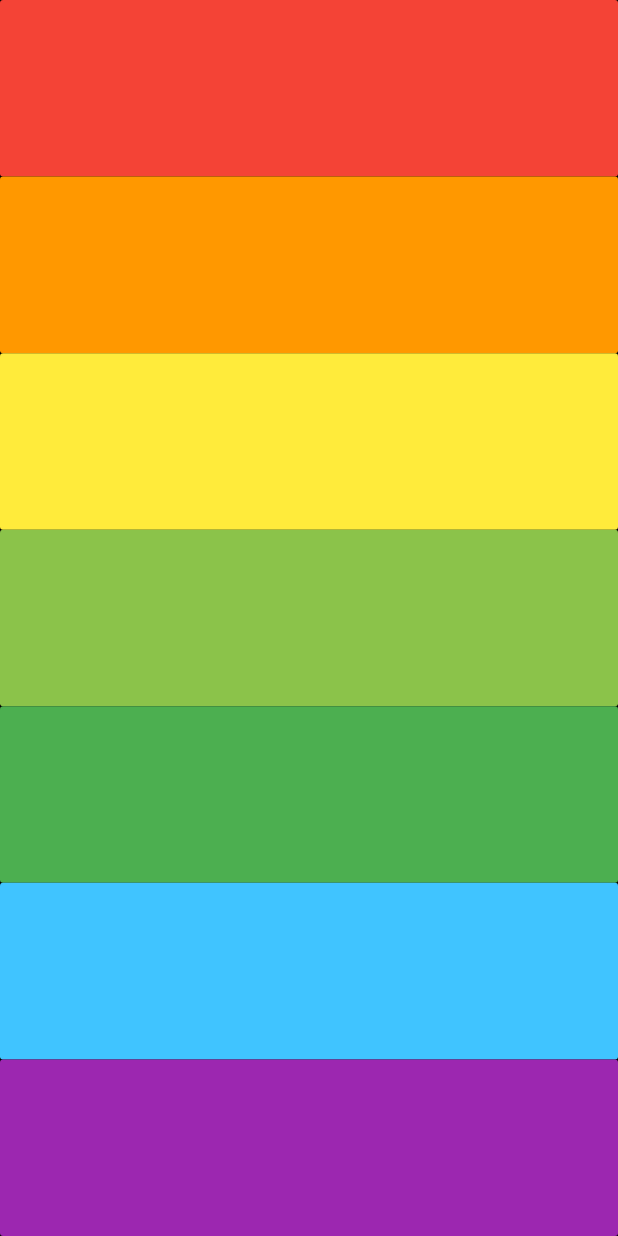
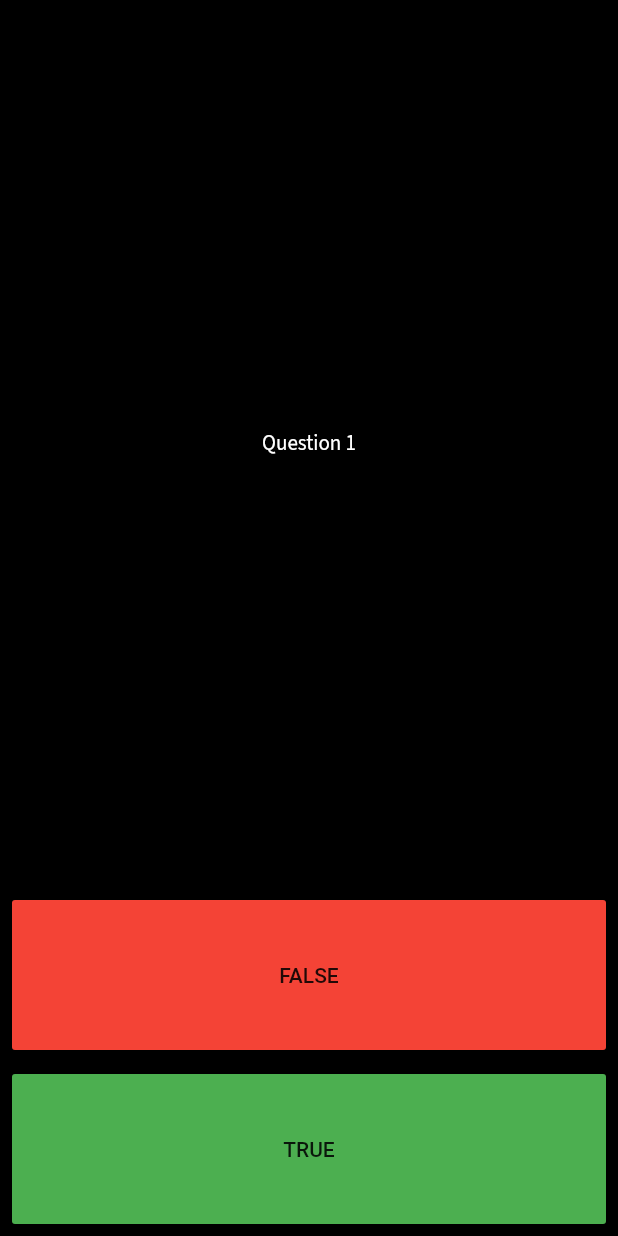
Before and after one commit to aykuttasil/flutter-samples, a Flutter app: the screen it shows after launch, on a phone screen of 412 x 824 dp. Run offline on Flutter 3.47's test engine with Material 2 defaults, Android fonts, the phone set to English and light mode, and no system bars; our stand-ins replace audioplayers, google_fonts.

Commit message:
quizzler design ok

```diff
--- a/lib/main.dart
+++ b/lib/main.dart
@@ -1,5 +1,5 @@
 import 'package:flutter/material.dart';
-import 'package:sample/pages/sounds_page.dart';
+import 'package:sample/pages/quizzler_page.dart';
 
 void main() {
   runApp(MyApp());
@@ -15,7 +15,7 @@ class MyApp extends StatelessWidget {
         primarySwatch: Colors.red,
         visualDensity: VisualDensity.adaptivePlatformDensity,
       ),
-      home: SoundsPage(),
+      home: QuizzlerPage(),
     );
   }
 }
--- /dev/null
+++ b/lib/pages/quizzler_page.dart
@@ -0,0 +1,53 @@
+import 'package:flutter/cupertino.dart';
+import 'package:flutter/material.dart';
+import 'package:google_fonts/google_fonts.dart';
+
+class QuizzlerPage extends StatelessWidget {
+  @override
+  Widget build(BuildContext context) {
+    return Scaffold(
+      backgroundColor: Colors.black,
+      body: SafeArea(
+        child: Container(
+          child: Column(
+            crossAxisAlignment: CrossAxisAlignment.stretch,
+            children: [
+              Expanded(
+                child: Container(
+                  alignment: Alignment.center,
+                  child: Text(
+                    "Question 1",
+                    style: GoogleFonts.sourceSansPro()
+                        .copyWith(color: Colors.white),
+                  ),
+                ),
+              ),
+              Padding(
+                padding: const EdgeInsets.all(8.0),
+                child: SizedBox(
+                  height: 100,
+                  child: FlatButton(
+                    color: Colors.red,
+                    onPressed: () {},
+                    child: Text("FALSE"),
+                  ),
+                ),
+              ),
+              Padding(
+                padding: const EdgeInsets.all(8.0),
+                child: SizedBox(
+                  height: 100,
+                  child: FlatButton(
+                    color: Colors.green,
+                    onPressed: () {},
+                    child: Text("TRUE"),
+                  ),
+                ),
+              ),
+            ],
+          ),
+        ),
+      ),
+    );
+  }
+}
--- a/lib/pages/sounds_page.dart
+++ b/lib/pages/sounds_page.dart
@@ -11,7 +11,7 @@ class _SoundsPageState extends State<SoundsPage> {
     return Flexible(
       fit: FlexFit.tight,
       flex: 1,
-      child: FlatButton(
+      child: RaisedButton(
         color: color,
         onPressed: () async {
           final player = AudioCache(prefix: 'audio/');
```
